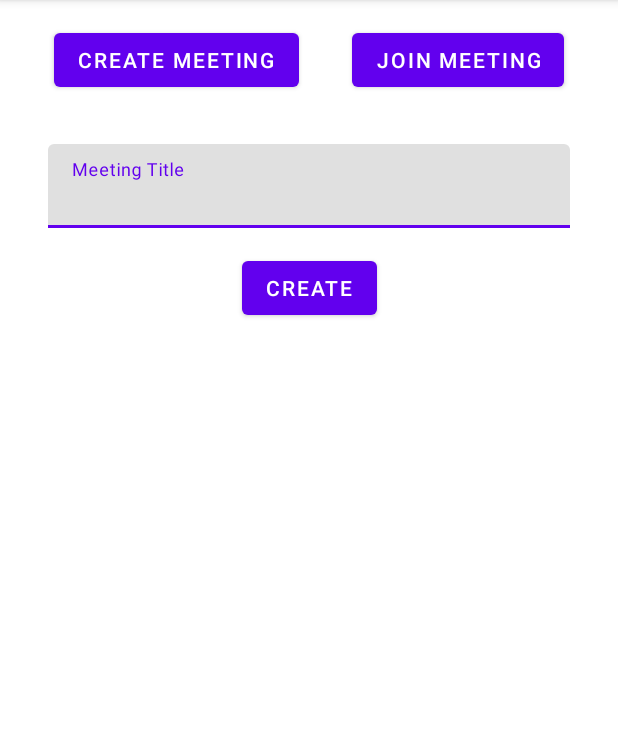
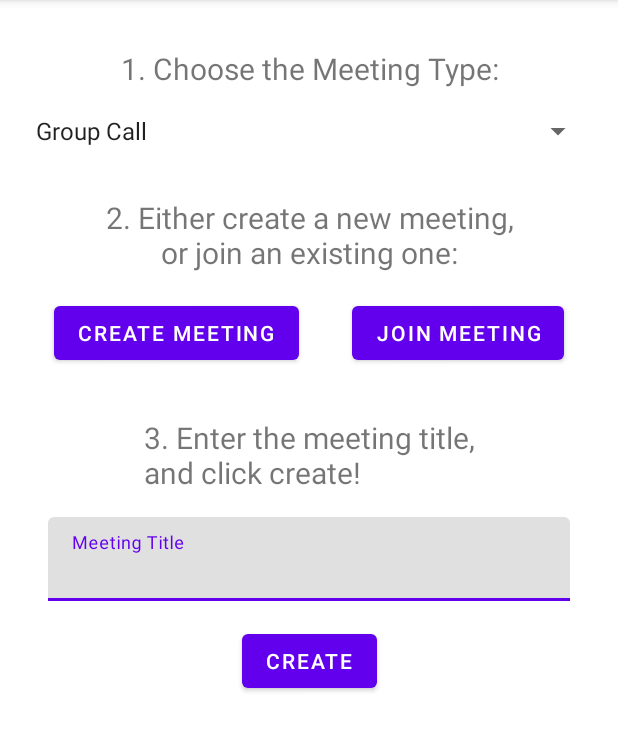
Before and after one commit to dyte-in/kotlin-sample-app, an Android app: the screen it shows after launch (MainActivity), on a phone screen of 412 x 824 dp, the part 84-836 px from its top. Run offline under Robolectric (Android 15) with nearby library versions, the phone set to English and light mode, and no system bars; our stand-ins replace navigation-ui; libraries missing offline, so code that uses them is left out: com.dyteclientmobile.

Commit message:
feat: add dropdown to switch between group call, webinar and custom call

```diff
--- a/app/src/main/java/com/dyte/kotlinsample/DyteAPI.kt
+++ b/app/src/main/java/com/dyte/kotlinsample/DyteAPI.kt
@@ -37,8 +37,8 @@ data class AddParticipantBody(
     val meetingId: String,
     val clientSpecificId: String,
     val userDetails: UserDetails? = null,
-    val roleName: String? = null,
-    val presetName: String? = null
+    var roleName: String? = null,
+    var presetName: String? = null
 )
 
 data class UserDetails(
--- a/app/src/main/res/layout/activity_main.xml
+++ b/app/src/main/res/layout/activity_main.xml
@@ -26,6 +26,45 @@
 
     </com.google.android.material.appbar.AppBarLayout>
 
+    <TextView
+        android:id="@+id/textView"
+        android:layout_width="match_parent"
+        android:layout_height="wrap_content"
+        android:layout_marginTop="32dp"
+        android:text="1. Choose the Meeting Type:"
+        android:textAlignment="center"
+        android:textSize="20sp"
+        app:layout_constraintEnd_toEndOf="parent"
+        app:layout_constraintStart_toStartOf="parent"
+        app:layout_constraintTop_toBottomOf="@+id/appBarLayout" />
+
+    <Spinner
+        android:id="@+id/meetingTypeSpinner"
+        android:layout_width="match_parent"
+        android:layout_height="wrap_content"
+        android:layout_marginStart="16dp"
+        android:layout_marginTop="16dp"
+        android:layout_marginEnd="16dp"
+        android:entries="@array/meeting_preset_options"
+        app:layout_constraintBottom_toTopOf="@+id/createMeetingTabButton"
+        app:layout_constraintEnd_toEndOf="parent"
+        app:layout_constraintHorizontal_bias="0.0"
+        app:layout_constraintStart_toStartOf="parent"
+        app:layout_constraintTop_toBottomOf="@+id/textView"
+        app:layout_constraintVertical_bias="0.0" />
+
+    <TextView
+        android:id="@+id/textView4"
+        android:layout_width="wrap_content"
+        android:layout_height="wrap_content"
+        android:layout_marginTop="32dp"
+        android:text="2. Either create a new meeting,\nor join an existing one:"
+        android:textAlignment="center"
+        android:textSize="20sp"
+        app:layout_constraintEnd_toEndOf="parent"
+        app:layout_constraintHorizontal_bias="0.498"
+        app:layout_constraintStart_toStartOf="parent"
+        app:layout_constraintTop_toBottomOf="@+id/meetingTypeSpinner" />
 
     <Button
         android:id="@+id/createMeetingTabButton"
@@ -36,7 +75,7 @@
         app:layout_constraintEnd_toStartOf="@+id/JoinMeetingTabButton"
         app:layout_constraintHorizontal_bias="0.5"
         app:layout_constraintStart_toStartOf="parent"
-        app:layout_constraintTop_toBottomOf="@+id/appBarLayout" />
+        app:layout_constraintTop_toBottomOf="@+id/textView4" />
 
     <Button
         android:id="@+id/JoinMeetingTabButton"
--- a/app/src/main/res/layout/create_meeting_fragment.xml
+++ b/app/src/main/res/layout/create_meeting_fragment.xml
@@ -5,6 +5,17 @@
     android:layout_width="match_parent"
     android:layout_height="match_parent"
     tools:context=".CreateMeetingFragment">
+
+    <TextView
+        android:id="@+id/textView5"
+        android:layout_width="wrap_content"
+        android:layout_height="wrap_content"
+        android:layout_marginTop="16dp"
+        android:text="3. Enter the meeting title,\nand click create!"
+        android:textSize="20sp"
+        app:layout_constraintEnd_toEndOf="parent"
+        app:layout_constraintStart_toStartOf="parent"
+        app:layout_constraintTop_toTopOf="parent" />
 
     <com.google.android.material.textfield.TextInputLayout
         android:id="@+id/textInputLayout"
@@ -15,7 +26,7 @@
         android:layout_marginEnd="32dp"
         app:layout_constraintEnd_toEndOf="parent"
         app:layout_constraintStart_toStartOf="parent"
-        app:layout_constraintTop_toTopOf="parent">
+        app:layout_constraintTop_toBottomOf="@+id/textView5">
 
         <com.google.android.material.textfield.TextInputEditText
             android:id="@+id/meetingTitleInput"
@@ -33,4 +44,5 @@
         app:layout_constraintEnd_toEndOf="parent"
         app:layout_constraintStart_toStartOf="parent"
         app:layout_constraintTop_toBottomOf="@+id/textInputLayout" />
+
 </androidx.constraintlayout.widget.ConstraintLayout>
--- a/app/src/main/res/values/strings.xml
+++ b/app/src/main/res/values/strings.xml
@@ -9,4 +9,10 @@
 
     <string name="hello_first_fragment">Hello first fragment</string>
     <string name="hello_second_fragment">Hello second fragment. Arg: %1$s</string>
+
+    <string-array name="meeting_preset_options">
+        <item>Group Call</item>
+        <item>Webinar Call</item>
+        <item>Custom Call</item>
+    </string-array>
 </resources>
```
Also changed, not shown: app/src/main/java/com/dyte/kotlinsample/MainActivity.kt (+29 -6 lines), app/src/main/res/layout/join_meeting_fragment.xml (+16 -6 lines), app/src/main/res/layout/meeting_list_item.xml (+8 -2 lines).
